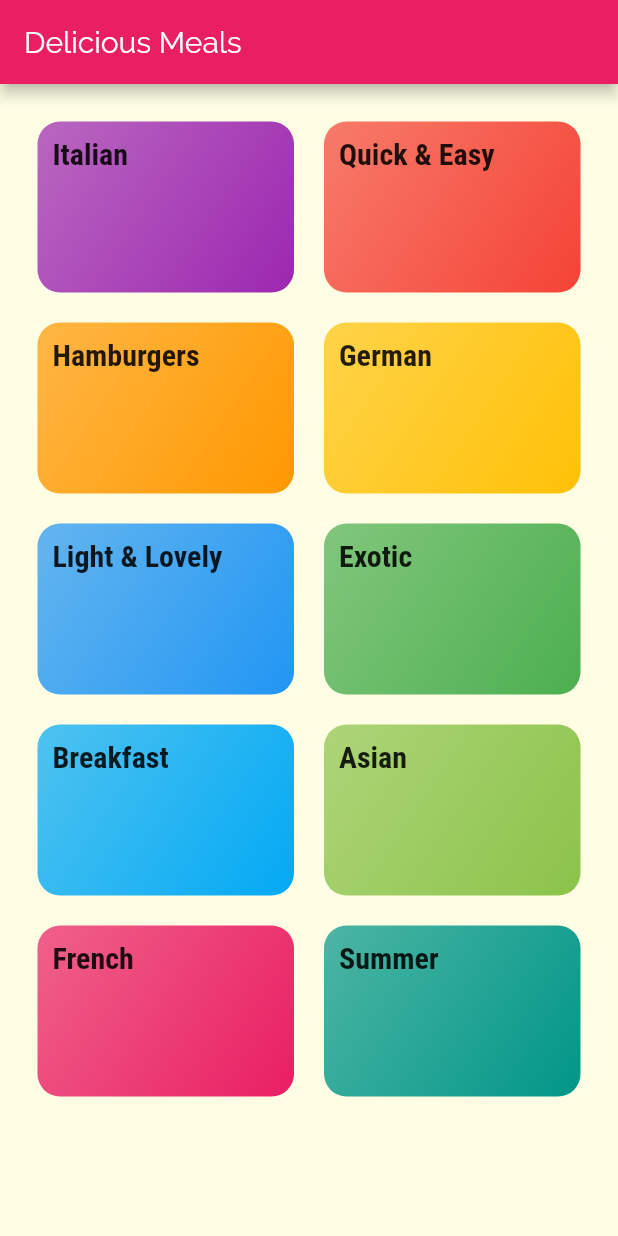
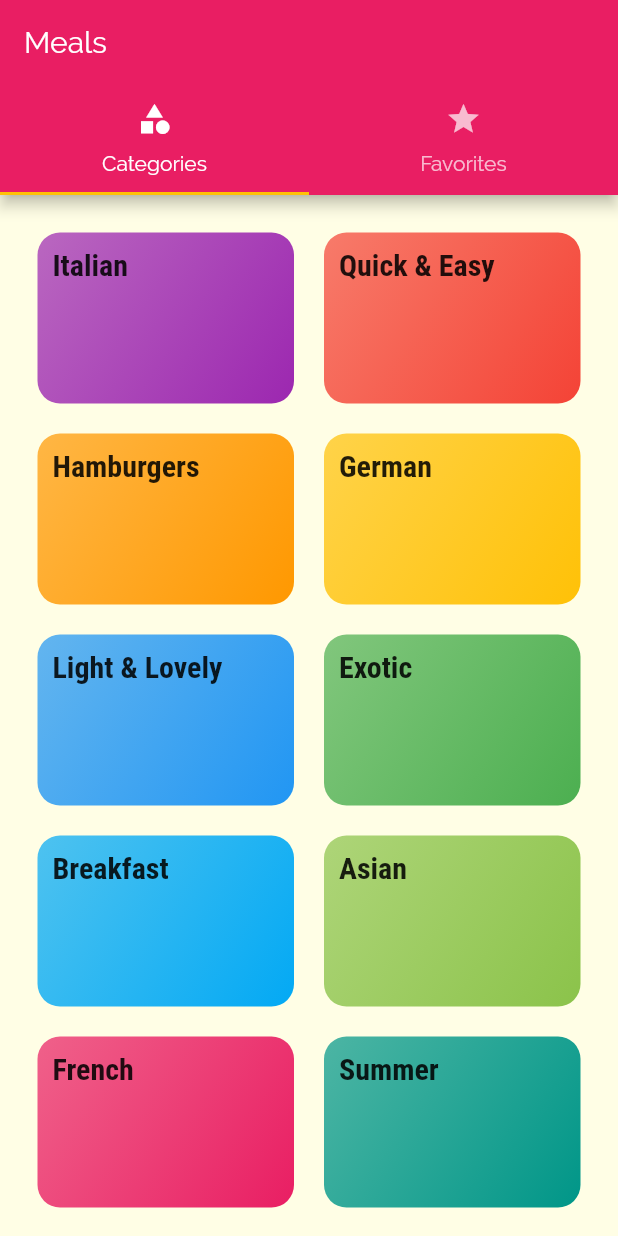
Before and after one commit to PyFinn/delicious_meals, a Flutter app: the screen it shows after launch, on a phone screen of 412 x 824 dp. Run offline on Flutter 3.47's test engine with Material 2 defaults, Android fonts, the phone set to English and light mode, and no system bars.

Commit message:
AppBar + TabBar

```diff
--- a/lib/categories.dart
+++ /dev/null
@@ -1,26 +0,0 @@
-import 'package:flutter/material.dart';
-import './original.dart';
-import './category_item.dart';
-
-class Categories extends StatelessWidget {
-  @override
-  Widget build(BuildContext context) {
-    return Scaffold(
-      appBar: AppBar(
-        title: const Text('Delicious Meals'),
-      ),
-      body: GridView(
-        padding: const EdgeInsets.all(25),
-        children: DUMMY_CATEGORIES
-            .map((catData) =>
-                CategoryItem(catData.id, catData.title, catData.color))
-            .toList(),
-        gridDelegate: SliverGridDelegateWithMaxCrossAxisExtent(
-            maxCrossAxisExtent: 200,
-            childAspectRatio: 3 / 2,
-            crossAxisSpacing: 20,
-            mainAxisSpacing: 20),
-      ),
-    );
-  }
-}
--- a/lib/category_item.dart
+++ b/lib/category_item.dart
@@ -1,4 +1,4 @@
-import './category_meals.dart';
+import 'screens/category_meals.dart';
 import 'package:flutter/material.dart';
 
 class CategoryItem extends StatelessWidget {
--- a/lib/main.dart
+++ b/lib/main.dart
@@ -1,7 +1,8 @@
-import 'package:delicious_meals/category_meals.dart';
-import 'package:delicious_meals/meal_detail_screen.dart';
 import 'package:flutter/material.dart';
-import './categories.dart';
+import './screens/category_meals.dart';
+import './screens/meal_detail_screen.dart';
+import './screens/tabs_screen.dart';
+import 'screens/categories.dart';
 
 void main() => runApp(MyApp());
 
@@ -22,7 +23,7 @@ class MyApp extends StatelessWidget {
                   fontSize: 20,
                   fontFamily: 'Roboto Condensed',
                   fontWeight: FontWeight.bold))),
-      home: Categories(),
+      home: TabsScreen(),
       routes: {
         CategoryMeals.routeName: (context) => CategoryMeals(),
         MealDetailScreen.routeName: (context) => MealDetailScreen()
--- a/lib/meal_item.dart
+++ b/lib/meal_item.dart
@@ -1,4 +1,4 @@
-import 'package:delicious_meals/meal_detail_screen.dart';
+import 'package:delicious_meals/screens/meal_detail_screen.dart';
 
 import './meal.dart';
 import 'package:flutter/material.dart';
--- /dev/null
+++ b/lib/screens/categories.dart
@@ -0,0 +1,21 @@
+import 'package:flutter/material.dart';
+import '../original.dart';
+import '../category_item.dart';
+
+class Categories extends StatelessWidget {
+  @override
+  Widget build(BuildContext context) {
+    return GridView(
+      padding: const EdgeInsets.all(25),
+      children: DUMMY_CATEGORIES
+          .map((catData) =>
+              CategoryItem(catData.id, catData.title, catData.color))
+          .toList(),
+      gridDelegate: SliverGridDelegateWithMaxCrossAxisExtent(
+          maxCrossAxisExtent: 200,
+          childAspectRatio: 3 / 2,
+          crossAxisSpacing: 20,
+          mainAxisSpacing: 20),
+    );
+  }
+}
--- a/lib/category_meals.dart
+++ b/lib/screens/category_meals.dart
@@ -1,6 +1,6 @@
 import 'package:flutter/material.dart';
-import './original.dart';
-import './meal_item.dart';
+import '../original.dart';
+import '../meal_item.dart';
 
 class CategoryMeals extends StatelessWidget {
   static const String routeName = '/category-meals';
--- /dev/null
+++ b/lib/screens/favorites_screen.dart
@@ -0,0 +1,8 @@
+import 'package:flutter/material.dart';
+
+class FavoritesScreen extends StatelessWidget {
+  @override
+  Widget build(BuildContext context) {
+    return Container();
+  }
+}
--- a/lib/meal_detail_screen.dart
+++ b/lib/screens/meal_detail_screen.dart
@@ -1,7 +1,7 @@
 import 'package:delicious_meals/original.dart';
 import 'package:flutter/material.dart';
 
-import './meal.dart';
+import '../meal.dart';
 
 class MealDetailScreen extends StatelessWidget {
   static const String routeName = '/meal-detail';
--- /dev/null
+++ b/lib/screens/tabs_screen.dart
@@ -0,0 +1,41 @@
+import 'package:delicious_meals/screens/categories.dart';
+import 'package:delicious_meals/screens/favorites_screen.dart';
+import 'package:flutter/material.dart';
+
+class TabsScreen extends StatefulWidget {
+  @override
+  _TabsScreenState createState() => _TabsScreenState();
+}
+
+class _TabsScreenState extends State<TabsScreen> {
+  @override
+  Widget build(BuildContext context) {
+    return DefaultTabController(
+        length: 2,
+        child: Scaffold(
+          appBar: AppBar(
+            title: Text('Meals'),
+            bottom: TabBar(
+              tabs: [
+                Tab(
+                  icon: Icon(
+                    Icons.category,
+                  ),
+                  text: 'Categories',
+                ),
+                Tab(
+                  icon: Icon(Icons.star),
+                  text: 'Favorites',
+                )
+              ],
+            ),
+          ),
+          body: TabBarView(
+            children: [
+              Categories(),
+              FavoritesScreen()
+            ],
+          ),
+        ));
+  }
+}
```
